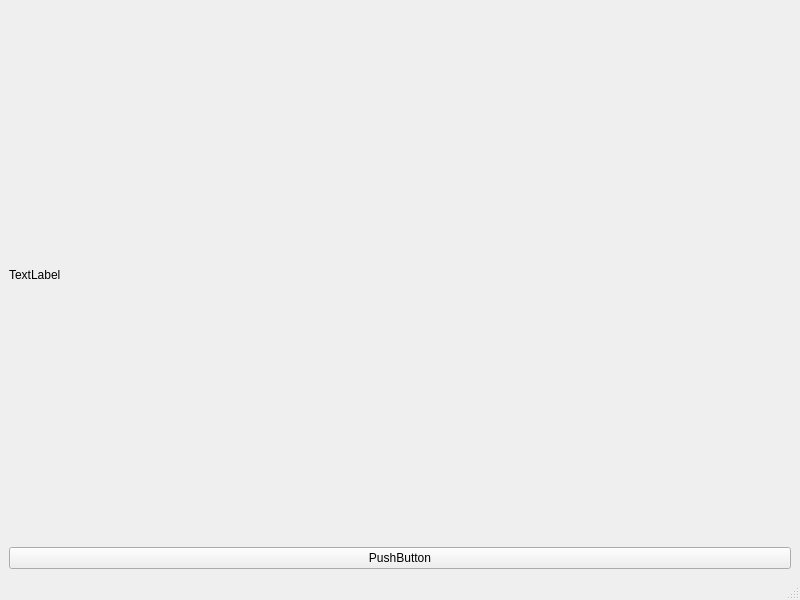
stefanocasson81/PyQt, file mainWindow.ui: the form before one commit.
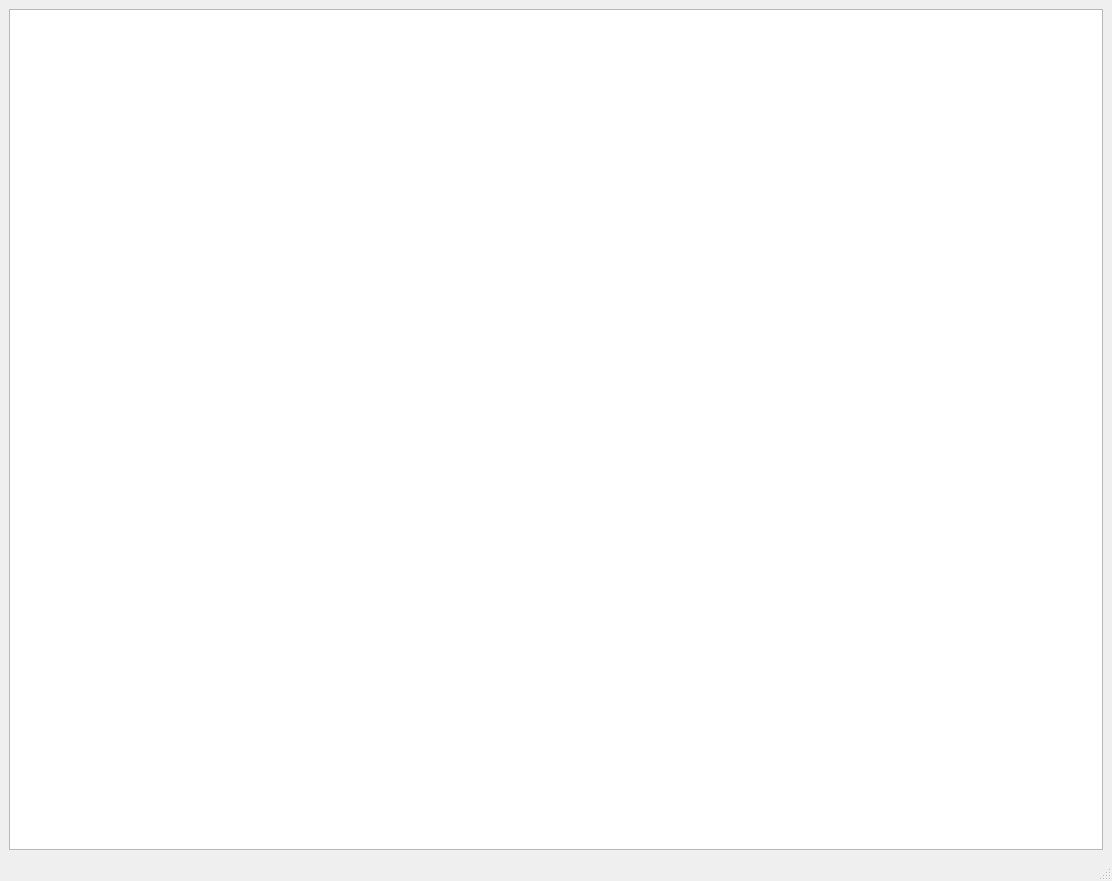
The form after the commit.

Commit message: -created mainWindow.py file from ui file

```diff
--- a/mainWindow.ui
+++ b/mainWindow.ui
@@ -6,8 +6,8 @@
    <rect>
     <x>0</x>
     <y>0</y>
-    <width>800</width>
-    <height>600</height>
+    <width>1112</width>
+    <height>881</height>
    </rect>
   </property>
   <property name="windowTitle">
@@ -16,18 +16,7 @@
   <widget class="QWidget" name="centralwidget">
    <layout class="QVBoxLayout" name="verticalLayout">
     <item>
-     <widget class="QLabel" name="label">
-      <property name="text">
-       <string>TextLabel</string>
-      </property>
-     </widget>
-    </item>
-    <item>
-     <widget class="QPushButton" name="pushButton">
-      <property name="text">
-       <string>PushButton</string>
-      </property>
-     </widget>
+     <widget class="QTableView" name="tableView"/>
     </item>
    </layout>
   </widget>
```
Left out of the diff: 2 changed lines with no effect on the pictures. The commit also changes 5 other files.
